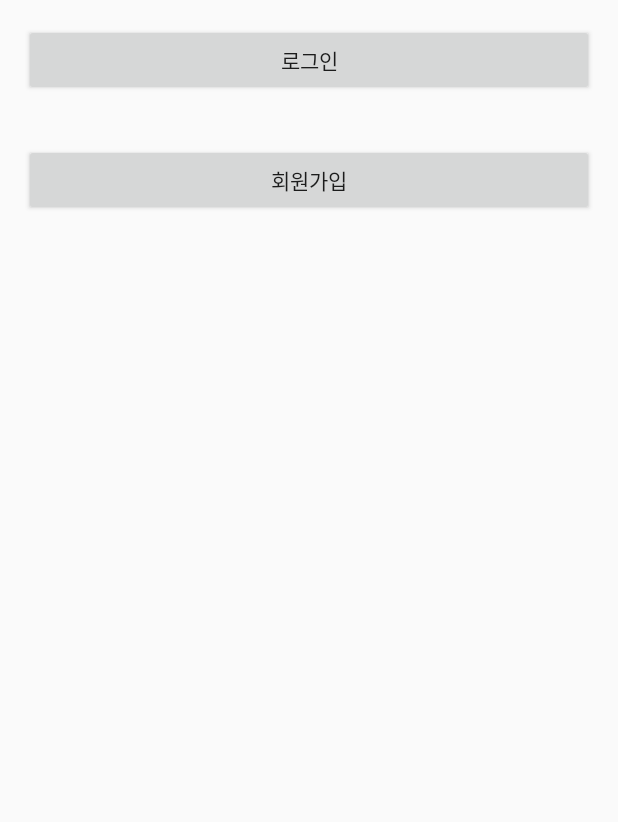
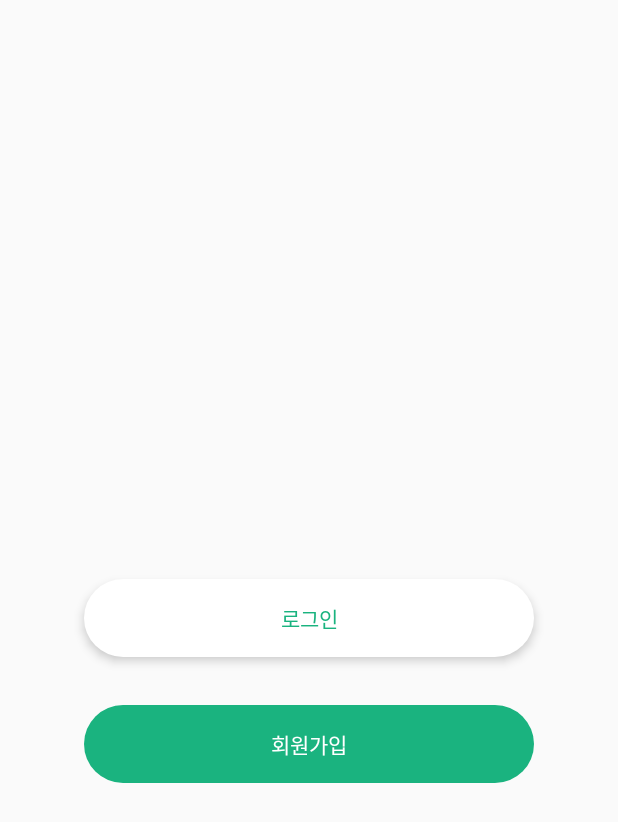
Before and after one commit to mingeung/CurrentPlaceDetailsOnMap, an Android app: the screen it shows after launch (EnterActivity), on a phone screen of 412 x 824 dp. Shown: the top 822 px of the screen. Run offline under Robolectric (Android 15) with nearby library versions, the phone set to English and light mode, and no system bars.

Commit message:
enter page 디자인

```diff
--- a/app/src/main/res/drawable/default_profile_image.xml
+++ /dev/null
@@ -1,6 +0,0 @@
-<vector android:height="24dp" android:tint="#000000"
-    android:viewportHeight="24" android:viewportWidth="24"
-    android:width="24dp" xmlns:android="http://schemas.android.com/apk/res/android">
-    <path android:fillColor="@android:color/white" android:pathData="M18.39,14.56C16.71,13.7 14.53,13 12,13c-2.53,0 -4.71,0.7 -6.39,1.56C4.61,15.07 4,16.1 4,17.22V20h16v-2.78C20,16.1 19.39,15.07 18.39,14.56z"/>
-    <path android:fillColor="@android:color/white" android:pathData="M9.78,12h4.44c1.21,0 2.14,-1.06 1.98,-2.26l-0.32,-2.45C15.57,5.39 13.92,4 12,4S8.43,5.39 8.12,7.29L7.8,9.74C7.64,10.94 8.57,12 9.78,12z"/>
-</vector>
--- a/app/src/main/res/drawable/rounded_button.xml
+++ b/app/src/main/res/drawable/rounded_button.xml
@@ -1,5 +1,5 @@
 <shape xmlns:android="http://schemas.android.com/apk/res/android"
     android:shape="rectangle">
-    <corners android:radius="20dp" /> <!-- 반지름 값을 조절하여 버튼의 모양을 동그랗게 만듭니다 -->
+    <corners android:radius="30dp" /> <!-- 반지름 값을 조절하여 버튼의 모양을 동그랗게 만듭니다 -->
     <solid android:color="@color/main_color" /> <!-- 채색 색상을 main_color로 설정 -->
 </shape>
--- /dev/null
+++ b/app/src/main/res/drawable/white_rounded_button.xml
@@ -0,0 +1,5 @@
+<shape xmlns:android="http://schemas.android.com/apk/res/android"
+android:shape="rectangle">
+<corners android:radius="30dp" /> <!-- 반지름 값을 조절하여 버튼의 모양을 동그랗게 만듭니다 -->
+<solid android:color="@color/white" /> <!-- 채색 색상을 main_color로 설정 -->
+</shape>
--- a/app/src/main/res/layout/activity_enter.xml
+++ b/app/src/main/res/layout/activity_enter.xml
@@ -4,21 +4,35 @@
     android:layout_height="match_parent"
     android:padding="16dp">
 
+    <!-- 로그인 버튼 -->
     <Button
         android:id="@+id/loginButton"
-        android:layout_width="match_parent"
+        android:layout_width="300dp"
         android:layout_height="wrap_content"
+        android:padding="15dp"
         android:text="로그인"
         android:layout_centerHorizontal="true"
-        android:layout_marginBottom="16dp" />
+        android:layout_centerVertical="true"
+        android:layout_marginBottom="16dp"
+        android:background="@drawable/white_rounded_button"
+        android:textColor="@color/main_color"
+        android:elevation="4dp"
+        android:stateListAnimator="@null"
+    />
 
+    <!-- 회원가입 버튼 -->
     <Button
         android:id="@+id/signupButton"
-        android:layout_width="match_parent"
+        android:layout_width="300dp"
         android:layout_height="wrap_content"
         android:text="회원가입"
+        android:padding="15dp"
         android:layout_below="@id/loginButton"
         android:layout_centerHorizontal="true"
-        android:layout_marginTop="16dp" />
+        android:layout_marginTop="16dp"
+        android:background="@drawable/rounded_button"
+        android:textColor="@android:color/white"
+        android:stateListAnimator="@null"
+    />
 
 </RelativeLayout>
--- a/app/src/main/res/layout/fragment_mypage.xml
+++ b/app/src/main/res/layout/fragment_mypage.xml
@@ -128,7 +128,6 @@
         android:text="로그아웃"
         android:textColor="@color/main_color"
         android:textStyle="bold"
-        android:underlineText="true"
         android:textColorLink="@color/main_color"
         />
 
```
